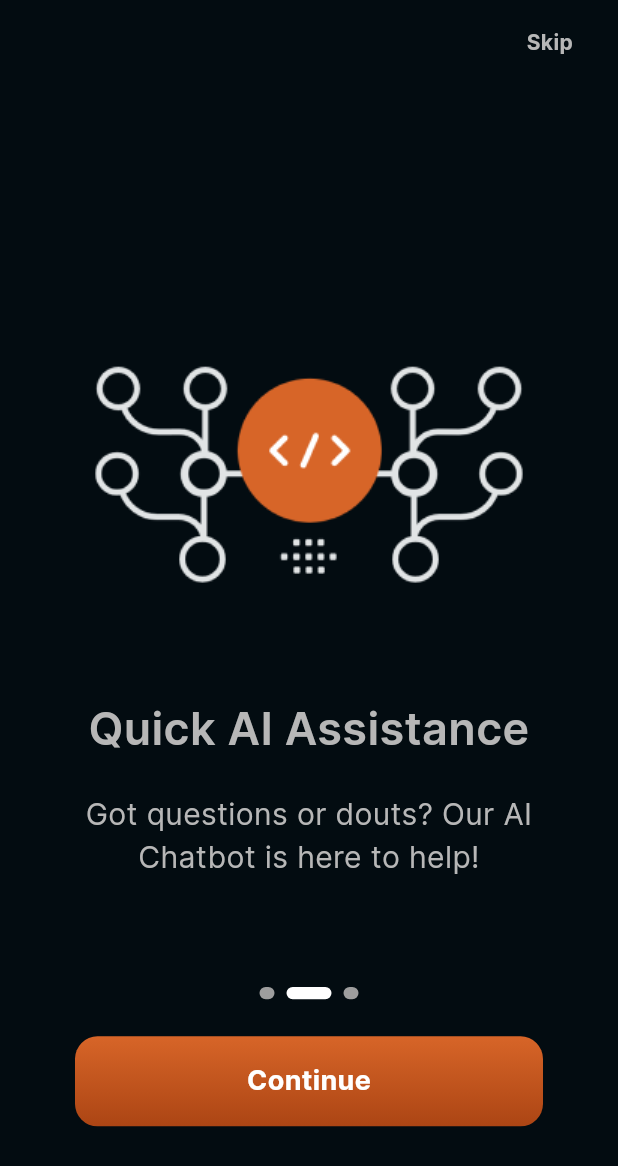
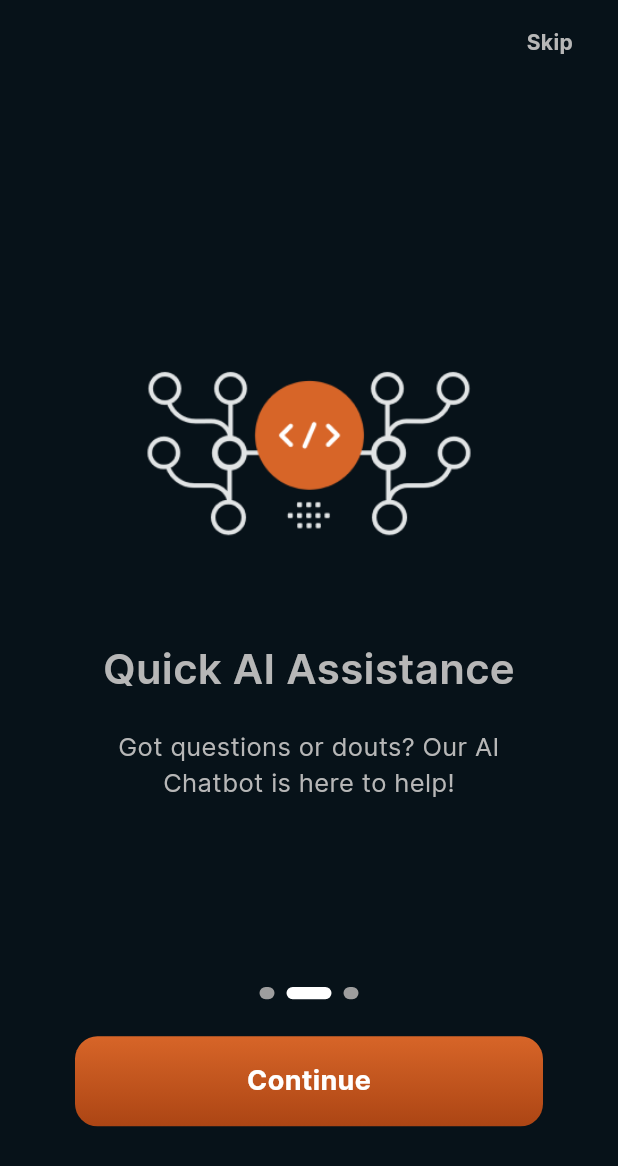
Before and after one commit to AnuragPandey01/VH23-19-TheQubits, a Flutter app: the screen it shows after launch, swiped to page 2, on a phone screen of 412 x 824 dp. Shown: the top 1166 px of the screen. Run offline on Flutter 3.47's test engine with Material 2 defaults, Android fonts, the phone set to English and light mode, and no system bars; drawn by our look-alikes of smooth_page_indicator; our stand-ins replace flutter_riverpod, shared_preferences; missing offline and left inert: ensure_visible_when_focused.

```diff
--- a/studycate_frontend/lib/classes/user.dart
+++ b/studycate_frontend/lib/classes/user.dart
@@ -1,4 +1,5 @@
 class User {
+  final String? id;
   final String? firstName;
   final String? lastName;
   final String? email;
@@ -10,6 +11,7 @@ class User {
   final String? password;
 
   User({
+    this.id,
     this.firstName,
     this.lastName,
     this.email,
@@ -22,7 +24,8 @@ class User {
   });
 
   User.fromJson(Map<String, dynamic> json)
-      : firstName = json['firstName'],
+      : id = json['id'],
+        firstName = json['firstName'],
         lastName = json['lastName'],
         email = json['email'],
         profileImg = json['profileImg'],
@@ -33,6 +36,7 @@ class User {
         password = json['password'];
 
   Map<String, dynamic> toJson() => {
+        'id': id,
         'firstName': firstName,
         'lastName': lastName,
         'email': email,
--- a/studycate_frontend/lib/pages/introduction_page.dart
+++ b/studycate_frontend/lib/pages/introduction_page.dart
@@ -50,22 +50,21 @@ class _IntroductionPageState extends State<IntroductionPage> {
               },
               children: [
                 Container(
-                  color: const Color(0xFF030C11),
+                  color: bgColor,
                   child: Column(
                     mainAxisAlignment: MainAxisAlignment.center,
                     children: [
-                      SizedBox(height: size.height * 0.03),
                       Image.asset(
                         "assets/images/chat.png",
-                        height: size.height * 0.3,
+                        height: size.height * 0.2,
                       ),
-                      SizedBox(height: size.height * 0.03),
+                      SizedBox(height: size.height * 0.05),
                       ConstrainedBox(
                         constraints: BoxConstraints(maxWidth: size.width - 50),
                         child: const Text(
                           "Welcome to StudyCate",
                           style: TextStyle(
-                            fontSize: 30,
+                            fontSize: 28,
                             fontWeight: FontWeight.w600,
                             color: textColor,
                           ),
@@ -74,11 +73,11 @@ class _IntroductionPageState extends State<IntroductionPage> {
                       ),
                       const SizedBox(height: 20),
                       ConstrainedBox(
-                        constraints: BoxConstraints(maxWidth: size.width - 50),
+                        constraints: BoxConstraints(maxWidth: size.width - 100),
                         child: const Text(
                           "Connect & collaborate with fellow students through group chat",
                           style: TextStyle(
-                            fontSize: 20,
+                            fontSize: 17,
                             color: textColor,
                           ),
                           textAlign: TextAlign.center,
@@ -89,22 +88,21 @@ class _IntroductionPageState extends State<IntroductionPage> {
                   ),
                 ),
                 Container(
-                  color: const Color(0xFF030C11),
+                  color: bgColor,
                   child: Column(
                     mainAxisAlignment: MainAxisAlignment.center,
                     children: [
-                      SizedBox(height: size.height * 0.03),
                       Image.asset(
                         "assets/images/chatBot.png",
-                        height: size.height * 0.3,
+                        height: size.height * 0.2,
                       ),
-                      SizedBox(height: size.height * 0.03),
+                      SizedBox(height: size.height * 0.05),
                       ConstrainedBox(
-                        constraints: BoxConstraints(maxWidth: size.width - 50),
+                        constraints: BoxConstraints(maxWidth: size.width - 100),
                         child: const Text(
                           "Quick AI Assistance",
                           style: TextStyle(
-                            fontSize: 30,
+                            fontSize: 28,
                             fontWeight: FontWeight.w600,
                             color: textColor,
                           ),
@@ -113,11 +111,11 @@ class _IntroductionPageState extends State<IntroductionPage> {
                       ),
                       const SizedBox(height: 20),
                       ConstrainedBox(
-                        constraints: BoxConstraints(maxWidth: size.width - 50),
+                        constraints: BoxConstraints(maxWidth: size.width - 100),
                         child: const Text(
                           "Got questions or douts? Our AI Chatbot is here to help!",
                           style: TextStyle(
-                            fontSize: 20,
+                            fontSize: 17,
                             color: textColor,
                           ),
                           textAlign: TextAlign.center,
@@ -128,22 +126,21 @@ class _IntroductionPageState extends State<IntroductionPage> {
                   ),
                 ),
                 Container(
-                  color: const Color(0xFF030C11),
+                  color: bgColor,
                   child: Column(
                     mainAxisAlignment: MainAxisAlignment.center,
                     children: [
-                      SizedBox(height: size.height * 0.03),
                       Image.asset(
                         "assets/images/book.png",
-                        height: size.height * 0.3,
+                        height: size.height * 0.2,
                       ),
-                      SizedBox(height: size.height * 0.03),
+                      SizedBox(height: size.height * 0.05),
                       ConstrainedBox(
                         constraints: BoxConstraints(maxWidth: size.width - 50),
                         child: const Text(
                           "Let's get started!",
                           style: TextStyle(
-                            fontSize: 30,
+                            fontSize: 28,
                             fontWeight: FontWeight.w600,
                             color: textColor,
                           ),
@@ -152,11 +149,11 @@ class _IntroductionPageState extends State<IntroductionPage> {
                       ),
                       const SizedBox(height: 20),
                       ConstrainedBox(
-                        constraints: BoxConstraints(maxWidth: size.width - 50),
+                        constraints: BoxConstraints(maxWidth: size.width - 100),
                         child: const Text(
                           "Explore exciting features to enhance your learning experience",
                           style: TextStyle(
-                            fontSize: 20,
+                            fontSize: 17,
                             color: textColor,
                           ),
                           textAlign: TextAlign.center,
--- a/studycate_frontend/pubspec.yaml
+++ b/studycate_frontend/pubspec.yaml
@@ -16,6 +16,8 @@ dependencies:
   flutter_riverpod: ^2.4.3
   http: ^1.1.0
   smooth_page_indicator: ^1.1.0
+  ensure_visible_when_focused: ^1.1.1
+  supabase_flutter: ^1.10.21
 
 dev_dependencies:
   flutter_test:
@@ -30,6 +32,7 @@ flutter:
     - assets/images/book.png
     - assets/images/chat.png
     - assets/images/chatBot.png
+    - assets/images/threads.png
 
   fonts:
     - family: Inter
```
Also changed, not shown: studycate_frontend/lib/classes/group.dart (added, +34 -0 lines), studycate_frontend/lib/constants.dart (+9 -1 lines), studycate_frontend/lib/functions.dart (+8 -7 lines), studycate_frontend/lib/pages/group_list.dart (+40 -12 lines), studycate_frontend/lib/pages/home_page.dart (+71 -11 lines), studycate_frontend/lib/pages/login_page.dart (+9 -3 lines), studycate_frontend/lib/pages/signup_page.dart (+16 -5 lines), studycate_frontend/lib/widgets/txtField.dart (+7 -7 lines), studycate_frontend/pubspec.lock, 5 other files.
